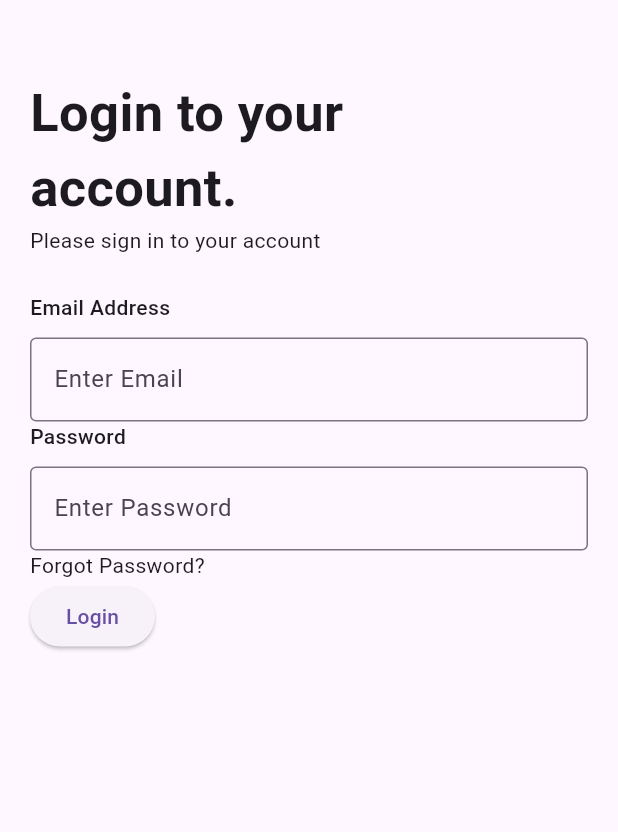
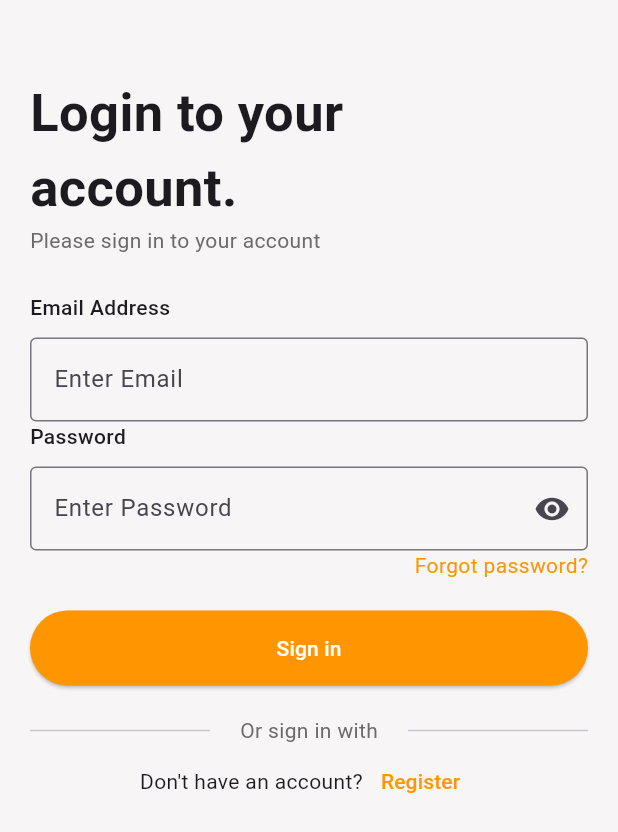
Before and after one commit to 3SyedShayan/account_login, a Flutter app: the screen it shows after launch, on a phone screen of 412 x 824 dp. Shown: the top 832 px of the screen. Run offline on Flutter 3.47's test engine with Material 3 defaults, Android fonts, the phone set to English and light mode, and no system bars; our stand-ins replace firebase_auth, firebase_core; accounts and stored records are empty.

Commit message:
Improved Login Screen UI

```diff
--- a/lib/main.dart
+++ b/lib/main.dart
@@ -4,6 +4,8 @@ import 'package:firebase_core/firebase_core.dart';
 import 'package:flutter/material.dart';
 import 'firebase_options.dart';
 
+const orange = Color.fromARGB(255, 255, 149, 0);
+const grey = Color.fromARGB(255, 107, 107, 107);
 void main() async {
   WidgetsFlutterBinding.ensureInitialized();
   await Firebase.initializeApp(options: DefaultFirebaseOptions.currentPlatform);
--- a/lib/screens/login.dart
+++ b/lib/screens/login.dart
@@ -1,3 +1,4 @@
+import 'package:account_login/main.dart';
 import 'package:firebase_auth/firebase_auth.dart';
 import 'package:flutter/material.dart';
 
@@ -11,6 +12,7 @@ class LoginScreen extends StatefulWidget {
 }
 
 class _LoginScreenState extends State<LoginScreen> {
+  bool _isPasswordObscured = true;
   final _form = GlobalKey<FormState>();
   var _isLogin = false;
   var _enteredEmail = '';
@@ -43,6 +45,7 @@ class _LoginScreenState extends State<LoginScreen> {
   @override
   Widget build(BuildContext context) {
     return Scaffold(
+      backgroundColor: const Color.fromARGB(255, 247, 245, 245),
       body: Padding(
         padding: const EdgeInsets.fromLTRB(20, 50, 20, 20),
         child: Form(
@@ -55,7 +58,10 @@ class _LoginScreenState extends State<LoginScreen> {
                 'Login to your \naccount.',
                 style: TextStyle(fontSize: 35, fontWeight: FontWeight.bold),
               ),
-              Text("Please sign in to your account"),
+              Text(
+                "Please sign in to your account",
+                style: TextStyle(color: grey),
+              ),
               SizedBox(height: 25),
               Text(
                 "Email Address",
@@ -86,9 +92,20 @@ class _LoginScreenState extends State<LoginScreen> {
                 decoration: InputDecoration(
                   labelText: 'Enter Password',
                   border: OutlineInputBorder(),
+                  suffixIcon: IconButton(
+                    icon: Icon(
+                      _isPasswordObscured
+                          ? Icons.visibility
+                          : Icons.visibility_off,
+                    ),
+                    onPressed: () {
+                      _isPasswordObscured = !_isPasswordObscured;
+                      setState(() {});
+                    },
+                  ),
                 ),
-                obscureText: true,
-                onChanged: (value) {},
+                obscureText: _isPasswordObscured,
+                // onChanged: (value) {},
                 validator: (value) {
                   if (value == null || value.isEmpty || value.length < 6) {
                     return 'Please enter your password';
@@ -99,12 +116,48 @@ class _LoginScreenState extends State<LoginScreen> {
                   _enteredPassword = value!;
                 },
               ),
-              Text("Forgot Password?"),
+              Align(
+                alignment: Alignment.centerRight,
+                child: Text(
+                  "Forgot password?",
+                  style: TextStyle(color: orange),
+                ),
+              ),
+              SizedBox(height: 20),
               ElevatedButton(
+                style: ButtonStyle(
+                  backgroundColor: WidgetStateProperty.all(orange),
+                  minimumSize: WidgetStateProperty.all(
+                    Size(double.infinity, 50),
+                  ),
+                ),
                 onPressed: () {
                   onSubmit();
                 },
-                child: Text('Login'),
+                child: Text('Sign in', style: TextStyle(color: Colors.white)),
+              ),
+              SizedBox(height: 20),
+
+              Row(
+                children: [
+                  Expanded(child: Divider(endIndent: 20)),
+                  Text('Or sign in with', style: TextStyle(color: grey)),
+                  Expanded(child: Divider(indent: 20)),
+                ],
+              ),
+              Row(
+                mainAxisAlignment: MainAxisAlignment.center,
+                children: [
+                  Text("Don't have an account?"),
+                  TextButton(
+                    onPressed: () {
+                      setState(() {
+                        _isLogin = !_isLogin;
+                      });
+                    },
+                    child: Text('Register', style: TextStyle(color: orange)),
+                  ),
+                ],
               ),
             ],
           ),
```
